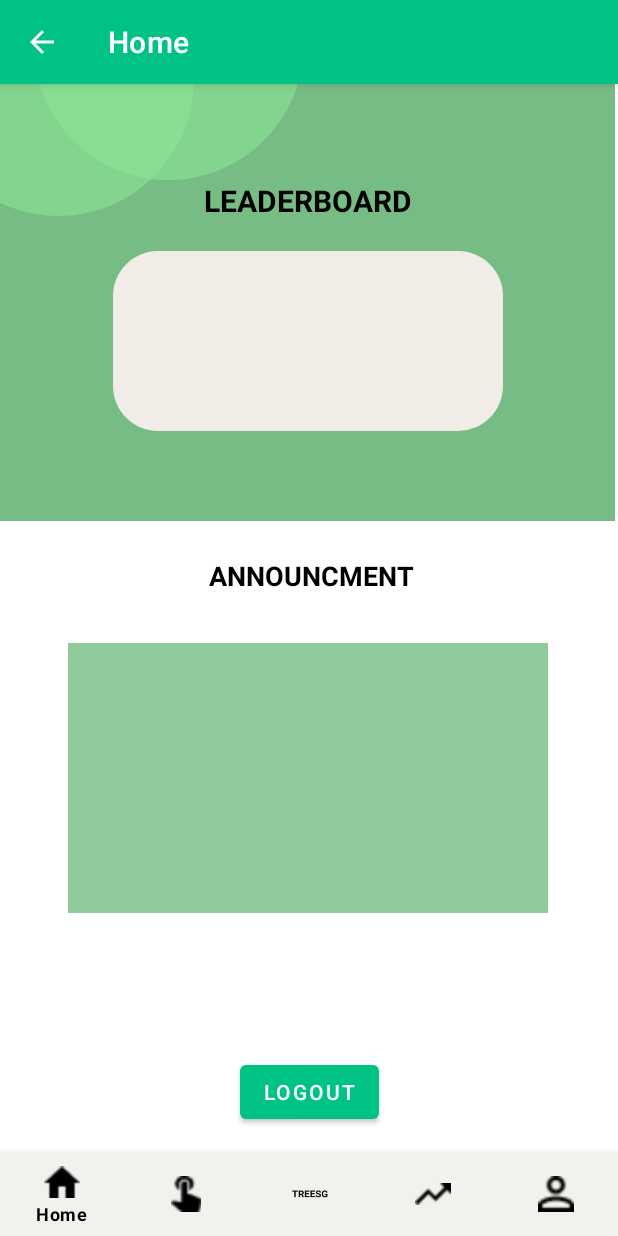
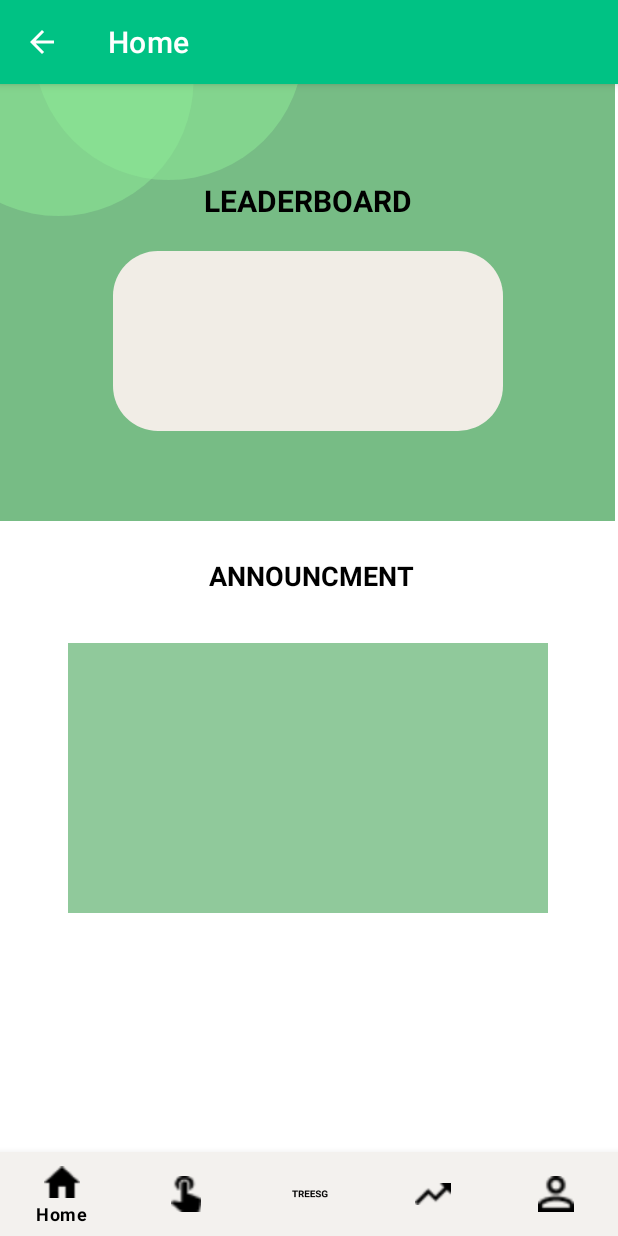
Before and after one commit to jkbhk/tree-sg, an Android app: the MainActivity screen opened directly, with no data from a screen before it, on a phone screen of 412 x 824 dp. Run offline under Robolectric (Android 15) with nearby library versions, the phone set to English and light mode, and no system bars; our stand-ins replace Firebase (no records; nobody signed in at launch, a user with empty details on screens opened directly), navigation-ui; Roboto replaces fonts that are not available here.

Commit message:
removed logout button from mainactivity

```diff
--- a/app/src/main/java/com/example/treesg/MainActivity.java
+++ b/app/src/main/java/com/example/treesg/MainActivity.java
@@ -80,11 +80,7 @@
          */
 
     }
-    public void Logout(View view){
-        FirebaseAuth.getInstance().signOut();
-        startActivity(new Intent(getApplicationContext(), login.class));
-        finish();
-    }
+
 
     public void sendChannel1(View v){
         String textTitle = "Someone liked your post!";
--- a/app/src/main/res/layout/activity_main.xml
+++ b/app/src/main/res/layout/activity_main.xml
@@ -36,18 +36,6 @@
         app:layout_constraintVertical_bias="1.0"
         app:navGraph="@navigation/mobile_navigation" />
 
-    <Button
-        android:id="@+id/Logout"
-        android:layout_width="wrap_content"
-        android:layout_height="wrap_content"
-        android:layout_marginBottom="16dp"
-        android:text="LOGOUT"
-        app:layout_constraintBottom_toTopOf="@+id/nav_view"
-        app:layout_constraintEnd_toEndOf="parent"
-        app:layout_constraintStart_toStartOf="parent"
-        app:layout_constraintTop_toTopOf="@+id/nav_host_fragment_activity_main"
-        app:layout_constraintVertical_bias="1.0"
-        android:onClick="Logout"/>
 
 
 </androidx.constraintlayout.widget.ConstraintLayout>
```
